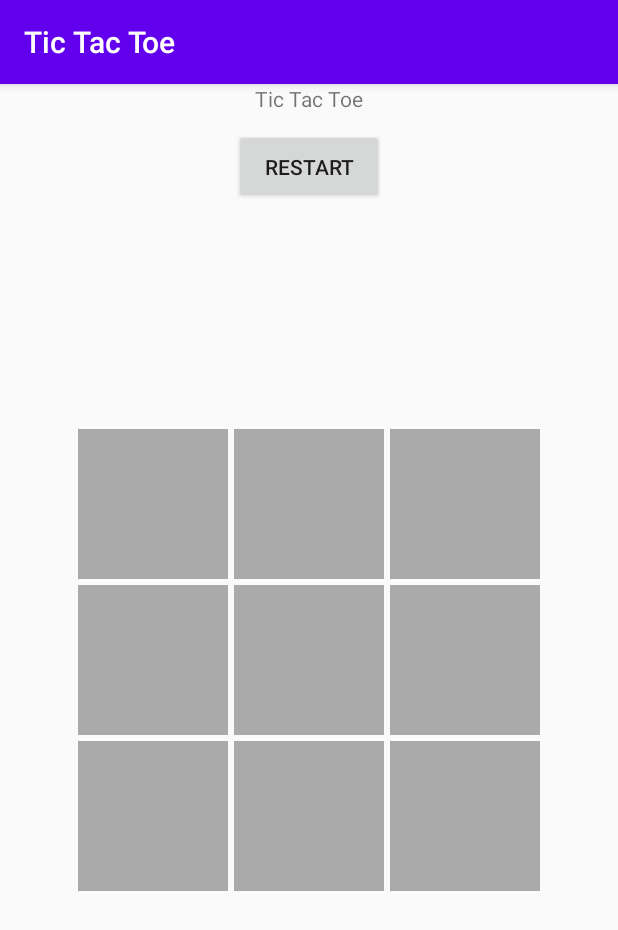
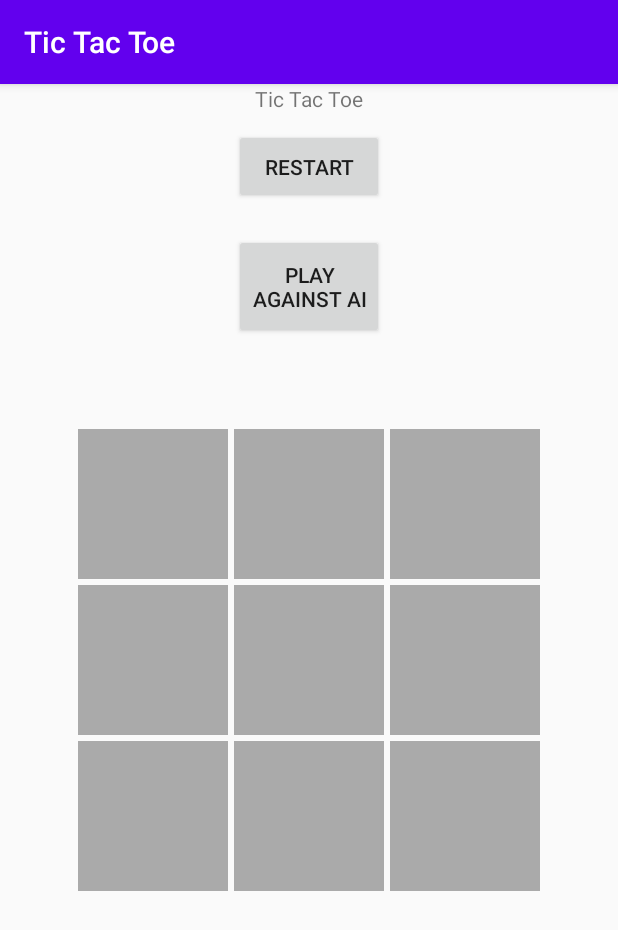
Before and after one commit to anthonygiang/tictactoe, an Android app: the screen it shows after launch (MainActivity), on a phone screen of 412 x 824 dp. Shown: the top 930 px of the screen. Run offline under Robolectric (Android 15) with nearby library versions, the phone set to English and light mode, and no system bars.

Commit message:
Added empty AI button.

```diff
--- a/app/src/main/java/com/ag/tictactoe/controller/GameController.java
+++ b/app/src/main/java/com/ag/tictactoe/controller/GameController.java
@@ -56,6 +56,7 @@ public class GameController {
         gameView = gv;
         initializeGame();
         setUpRestart();
+        setUpAI();
     }
 
     /**
@@ -84,6 +85,28 @@ public class GameController {
         // Initializes a GameBoard.
         GameBoard gameBoard = new GameBoard(gameView.getTiles());
         gameBoardController = new GameBoardController(gameBoard);
+    }
+
+    /**
+     * Starts the game against AI.
+     */
+    private void startGameAgainstAI() {
+        initializeGame();
+        // TODO implement.
+
+    }
+
+    /**
+     * Sets up the AI button.
+     */
+    private void setUpAI() {
+        Button button = (Button) gameView.getAIButton();
+        button.setOnClickListener((new View.OnClickListener() {
+            @Override
+            public void onClick(View v) {
+                startGameAgainstAI();
+            }
+        }));
     }
 
     /**
--- a/app/src/main/java/com/ag/tictactoe/view/GameView.java
+++ b/app/src/main/java/com/ag/tictactoe/view/GameView.java
@@ -1,7 +1,6 @@
 package com.ag.tictactoe.view;
 
 import android.view.View;
-import android.widget.Button;
 
 import androidx.appcompat.app.AppCompatActivity;
 
@@ -25,6 +24,11 @@ public class GameView {
     private View restart;
 
     /**
+     * Button to start game against AI.
+     */
+    private View aiButton;
+
+    /**
      * Context for the application.
      */
     private AppCompatActivity app;
@@ -38,20 +42,9 @@ public class GameView {
         app = a;
 
         // Retrieve all the buttons inside the grid layout.
-        List<View> buttons = app.findViewById(R.id.tiles).getTouchables();
-        Button button = app.findViewById(R.id.restart);
-
-        setTiles(buttons);
-        setRestart(button);
-    }
-
-    /**
-     * Set the tiles in the game.
-     *
-     * @param buttons
-     */
-    private void setTiles(List<View> buttons) {
-        tiles = buttons;
+        tiles = app.findViewById(R.id.tiles).getTouchables();
+        restart = app.findViewById(R.id.restart);
+        aiButton = app.findViewById(R.id.ai);
     }
 
     /**
@@ -64,21 +57,21 @@ public class GameView {
     }
 
     /**
-     * Sets the restart button in the game.
-     *
-     * @param button
-     */
-    private void setRestart(View button) {
-        restart = button;
-    }
-
-    /**
      * Returns the restart button in the game.
      *
      * @return
      */
     public View getRestart() {
         return restart;
+    }
+
+    /**
+     * Returns the AI button in the game.
+     *
+     * @return
+     */
+    public View getAIButton() {
+        return aiButton;
     }
 
     /**
--- a/app/src/main/res/layout/activity_main.xml
+++ b/app/src/main/res/layout/activity_main.xml
@@ -22,6 +22,18 @@
         android:id="@+id/restart"
         android:text="Restart"
         android:layout_marginTop="30dp"
+        app:layout_constraintLeft_toLeftOf="parent"
+        app:layout_constraintRight_toRightOf="parent"
+        app:layout_constraintTop_toTopOf="parent" />
+
+    <Button
+        android:layout_width="100dp"
+        android:layout_height="70dp"
+        android:gravity="center"
+        android:layout_gravity="fill_horizontal"
+        android:id="@+id/ai"
+        android:text="Play against AI"
+        android:layout_marginTop="100dp"
         app:layout_constraintLeft_toLeftOf="parent"
         app:layout_constraintRight_toRightOf="parent"
         app:layout_constraintTop_toTopOf="parent" />
```
